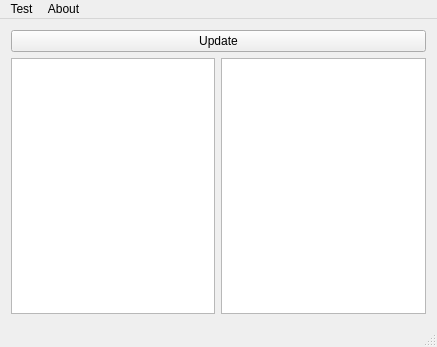
Above: mainwindow.ui from IJHack/QtPass before the change. Below: the same form after it.
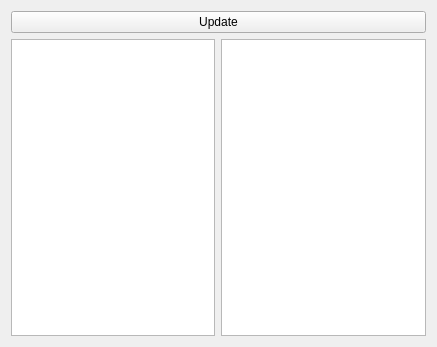
That is the form after the change.

Diff of the .ui file:
```diff
--- a/mainwindow.ui
+++ b/mainwindow.ui
@@ -34,31 +34,6 @@
     </item>
    </layout>
   </widget>
-  <widget class="QMenuBar" name="menuBar">
-   <property name="geometry">
-    <rect>
-     <x>0</x>
-     <y>0</y>
-     <width>437</width>
-     <height>25</height>
-    </rect>
-   </property>
-   <widget class="QMenu" name="menuTest">
-    <property name="title">
-     <string>Test</string>
-    </property>
-    <addaction name="actionStuff"/>
-   </widget>
-   <widget class="QMenu" name="menuAbout">
-    <property name="title">
-     <string>About</string>
-    </property>
-    <addaction name="actionQtpass"/>
-   </widget>
-   <addaction name="menuTest"/>
-   <addaction name="menuAbout"/>
-  </widget>
-  <widget class="QStatusBar" name="statusBar"/>
   <action name="actionStuff">
    <property name="text">
     <string>Stuff</string>
```
Left out of the diff: 2 changed lines with no effect on the pictures.
